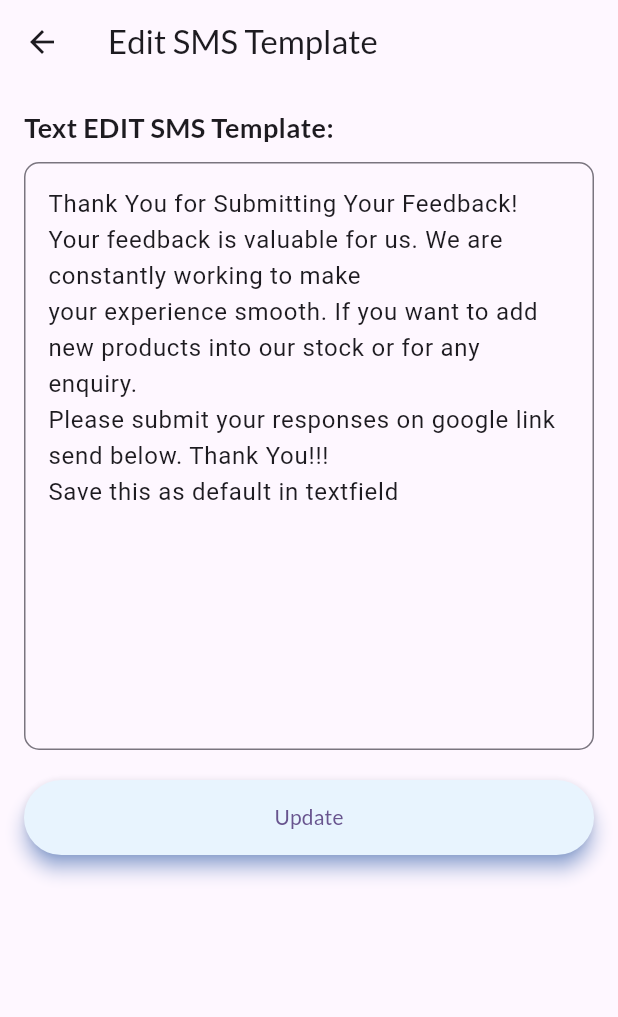
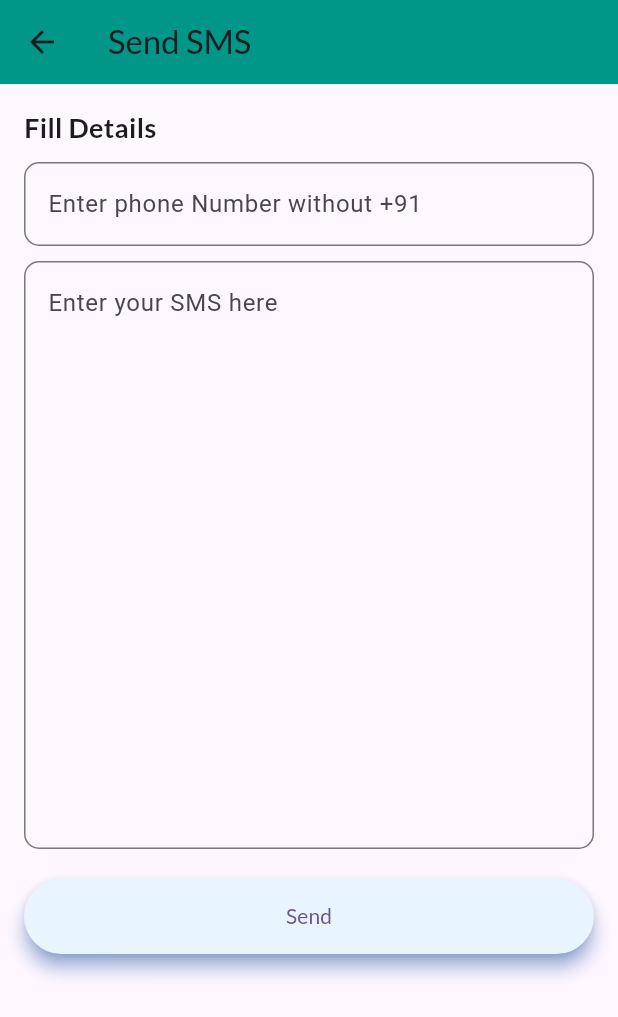
Before and after one commit to Gaurav-Vayuz/survey, a Flutter app: the EditSmsTemplateScreen screen opened directly, on a phone screen of 412 x 824 dp. Shown: the top 1017 px of the screen. Run offline on Flutter 3.47's test engine with Material 3 defaults, Android fonts, the phone set to English and light mode, and no system bars; our stand-ins replace dio, file_picker, google_fonts, permission_handler, shared_preferences, syncfusion_flutter_datagrid; missing offline and left inert: cr_file_saver, excel; accounts and stored records are empty; network calls fail.

Commit message:
working on send sms api

```diff
--- a/lib/admin/broadcast_screen.dart
+++ b/lib/admin/broadcast_screen.dart
@@ -73,6 +73,7 @@ Save this as default in textfield''';
     homeController = context.watch<HomeController>();
     return Scaffold(
       appBar: AppBar(
+         backgroundColor: Colors.teal,
         title: Text('Broadcast Message', style: GoogleFonts.lato()),
       ),
       body: Padding(
--- a/lib/admin/download_custmor_data.dart
+++ b/lib/admin/download_custmor_data.dart
@@ -65,6 +65,7 @@ class _DownloadExcelScreenState extends State<DownloadExcelScreen> {
     homeController = context.watch<HomeController>();
     return Scaffold(
       appBar: AppBar(
+         backgroundColor: Colors.teal,
         title: Text('Download Excel File', style: GoogleFonts.lato()),
       ),
       body: Padding(
--- a/lib/admin/edit_sms_tempalate.dart
+++ b/lib/admin/edit_sms_tempalate.dart
@@ -1,5 +1,7 @@
 import 'package:flutter/material.dart';
 import 'package:google_fonts/google_fonts.dart';
+import 'package:provider/provider.dart';
+import 'package:survey/provider/home_controller.dart';
 import 'package:survey/user/custom_elevated_button.dart';
 
 class EditSmsTemplateScreen extends StatefulWidget {
@@ -8,25 +10,32 @@ class EditSmsTemplateScreen extends StatefulWidget {
 }
 
 class _EditSmsTemplateScreenState extends State<EditSmsTemplateScreen> {
-  final TextEditingController _controller = TextEditingController();
-
+  final TextEditingController messageController = TextEditingController();
+  final TextEditingController phoneController = TextEditingController();
+  HomeController? homeController;
   @override
   void initState() {
     // TODO: implement initState
-    String mssg =
-        '''Thank You for Submitting Your Feedback! Your feedback is valuable for us. We are constantly working to make
-your experience smooth. If you want to add new products into our stock or for any enquiry.
-Please submit your responses on google link send below. Thank You!!!
-Save this as default in textfield''';
-    _controller.text = mssg;
+    homeController = Provider.of(context, listen: false);
+
+
     super.initState();
   }
 
   @override
+  void dispose() {
+    // TODO: implement dispose
+    super.dispose();
+
+  }
+
+  @override
   Widget build(BuildContext context) {
+    homeController = context.watch<HomeController>();
     return Scaffold(
       appBar: AppBar(
-        title: Text('Edit SMS Template', style: GoogleFonts.lato()),
+        backgroundColor: Colors.teal,
+        title: Text('Send SMS', style: GoogleFonts.lato()),
       ),
       body: Padding(
         padding: const EdgeInsets.all(16.0),
@@ -35,27 +44,60 @@ Save this as default in textfield''';
             crossAxisAlignment: CrossAxisAlignment.start,
             children: [
               Text(
-                'Text EDIT SMS Template:',
+                'Fill Details ',
                 style: GoogleFonts.lato(
                   fontSize: 18,
                   fontWeight: FontWeight.bold,
                 ),
               ),
-              SizedBox(height: 10),
+              const SizedBox(height: 10),
               TextField(
-                controller: _controller,
+                controller: phoneController,
+                maxLines: 1,
+                decoration: InputDecoration(
+                  border: OutlineInputBorder(
+                    borderRadius: BorderRadius.circular(10),
+                  ),
+                  hintText: 'Enter phone Number without +91',
+                ),
+              ),
+              const SizedBox(height: 10),
+              TextField(
+                controller: messageController,
                 maxLines: 15,
                 decoration: InputDecoration(
                   border: OutlineInputBorder(
                     borderRadius: BorderRadius.circular(10),
                   ),
-                  hintText: 'Enter your SMS template here',
+                  hintText: 'Enter your SMS here',
                 ),
               ),
-              SizedBox(height: 20),
-              CustomElevatedButton(
-                onTap: () {},
-                text: 'Update',
+              const SizedBox(height: 20),
+             homeController!.loading?Center(child: CircularProgressIndicator()): CustomElevatedButton(
+                onTap: () {
+                  if (phoneController.text.isEmpty &&
+                      messageController.text.isEmpty) {
+                        ScaffoldMessenger.of(context).showSnackBar(
+                            const SnackBar(content: Text('All Filed are Required !'), backgroundColor: Colors.red,));
+                  } else {
+                      homeController
+                      ?.sendSms(
+                          phoneController.text, messageController.text, context)
+                      .then((value) {
+                    if (value == true) {
+                        ScaffoldMessenger.of(context).showSnackBar(
+                            const SnackBar(content: Text(' Sms Sent'), backgroundColor: Colors.green,));
+
+                    } else {
+                       ScaffoldMessenger.of(context).showSnackBar(
+                            const SnackBar(content: Text('SomeThing went Wrong'), backgroundColor: Colors.red,));
+                    }
+                  });
+                  }
+
+
+                },
+                text: 'Send',
               )
             ],
           ),
--- a/lib/admin/user_list_scren.dart
+++ b/lib/admin/user_list_scren.dart
@@ -29,6 +29,7 @@ class _UserListScreenState extends State<UserListScreen> {
     homeController = context.watch<HomeController>();
     return Scaffold(
       appBar: AppBar(
+         backgroundColor: Colors.teal,
         title: const Text("User List Screen"),
       ),
       body: homeController!.userList.isEmpty
--- a/lib/master_admin/master_admin_create_screen.dart
+++ b/lib/master_admin/master_admin_create_screen.dart
@@ -24,6 +24,7 @@ class _CreateUserByMaterAdminScreenState extends State<CreateUserByMaterAdminScr
      homeController = context.watch<HomeController>();
     return Scaffold(
       appBar: AppBar(
+         backgroundColor: Colors.teal,
         title: const Text('Create User'),
       ),
       body: Padding(
--- a/lib/user/feedback_screen.dart
+++ b/lib/user/feedback_screen.dart
@@ -15,6 +15,7 @@ class _FeedbackScreenState extends State<FeedbackScreen> {
   Widget build(BuildContext context) {
     return Scaffold(
       appBar: AppBar(
+         backgroundColor: Colors.teal,
         title: Text('Feedback', style: GoogleFonts.lato()),
       ),
       body: Padding(
--- a/lib/user/sign_in_screen.dart
+++ b/lib/user/sign_in_screen.dart
@@ -61,6 +61,7 @@ class _LoginPageState extends State<LoginPage> with SingleTickerProviderStateMix
     homeController = context.watch<HomeController>();
     return Scaffold(
       appBar: AppBar(
+
         toolbarHeight: 60,
         centerTitle: true,
         title: Text('Login', style: GoogleFonts.poppins(fontSize: 24, fontWeight: FontWeight.w600)),
--- a/lib/user/thank_you.dart
+++ b/lib/user/thank_you.dart
@@ -10,6 +10,7 @@ class ThankYouScreen extends StatelessWidget {
   Widget build(BuildContext context) {
     return Scaffold(
       appBar: AppBar(
+         backgroundColor: Colors.teal,
         title: Text('Thank You', style: GoogleFonts.lato()),
       ),
       body: Center(
```
Also changed, not shown: lib/admin/admin_dashboard.dart (+7 -4 lines), lib/provider/home_controller.dart (+28 -0 lines), pubspec.lock.
